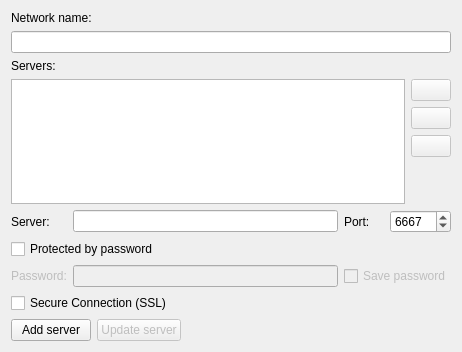
This is protocols/irc/src/ui/addaccountform.ui in euroelessar/qutim as Qt 5 draws it before an edit. The edited form follows.
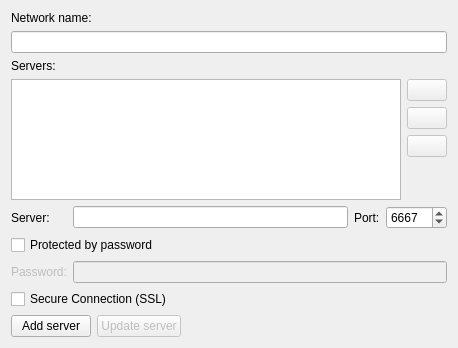
This is the edited form.

Commit message: IRC: removed 'Save password' option from the settings

Patch:
```diff
--- a/protocols/irc/src/ui/addaccountform.ui
+++ b/protocols/irc/src/ui/addaccountform.ui
@@ -6,8 +6,8 @@
    <rect>
     <x>0</x>
     <y>0</y>
-    <width>462</width>
-    <height>352</height>
+    <width>458</width>
+    <height>348</height>
    </rect>
   </property>
   <property name="windowTitle">
@@ -33,8 +33,8 @@
        <rect>
         <x>0</x>
         <y>0</y>
-        <width>462</width>
-        <height>352</height>
+        <width>458</width>
+        <height>348</height>
        </rect>
       </property>
       <layout class="QGridLayout" name="gridLayout_3">
@@ -101,11 +101,14 @@
            </property>
           </widget>
          </item>
-         <item row="2" column="1">
+         <item row="2" column="1" colspan="3">
           <widget class="QLineEdit" name="passwordEdit">
            <property name="enabled">
             <bool>false</bool>
            </property>
+           <property name="echoMode">
+            <enum>QLineEdit::Password</enum>
+           </property>
           </widget>
          </item>
          <item row="0" column="3">
@@ -145,16 +148,6 @@
            </property>
           </widget>
          </item>
-         <item row="2" column="2" colspan="2">
-          <widget class="QCheckBox" name="passwordBox">
-           <property name="enabled">
-            <bool>false</bool>
-           </property>
-           <property name="text">
-            <string>Save password</string>
-           </property>
-          </widget>
-         </item>
          <item row="3" column="0" colspan="4">
           <widget class="QCheckBox" name="sslBox">
            <property name="text">
```
Left out of the diff: 1 changed line with no effect on the pictures. The commit also changes 2 other files.
